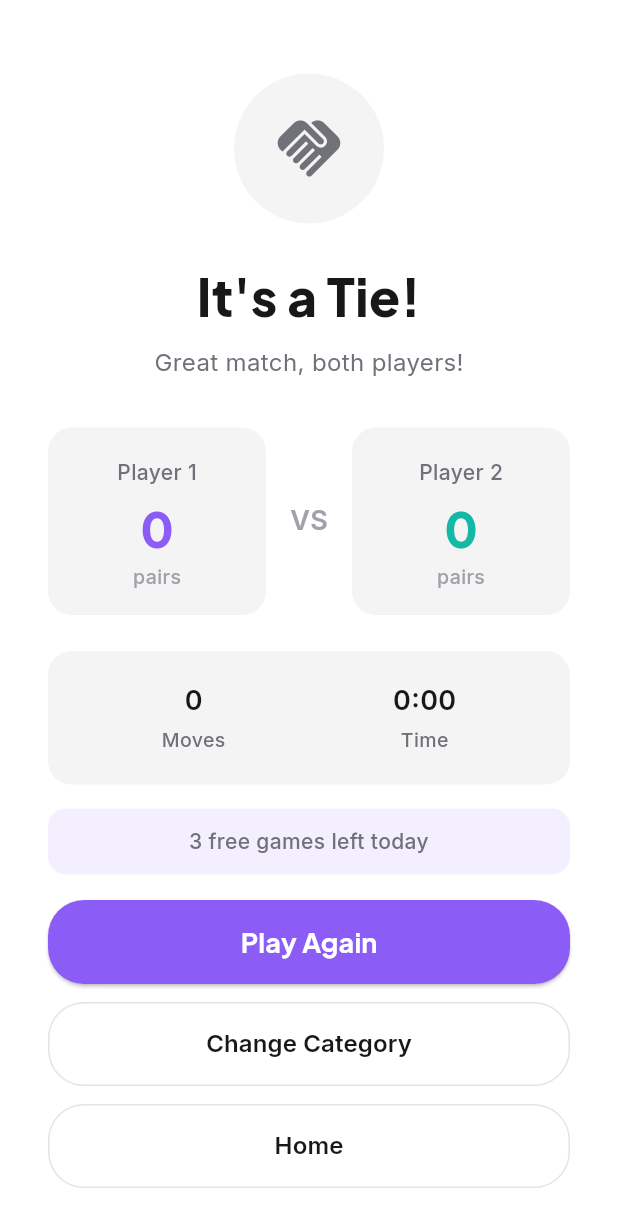
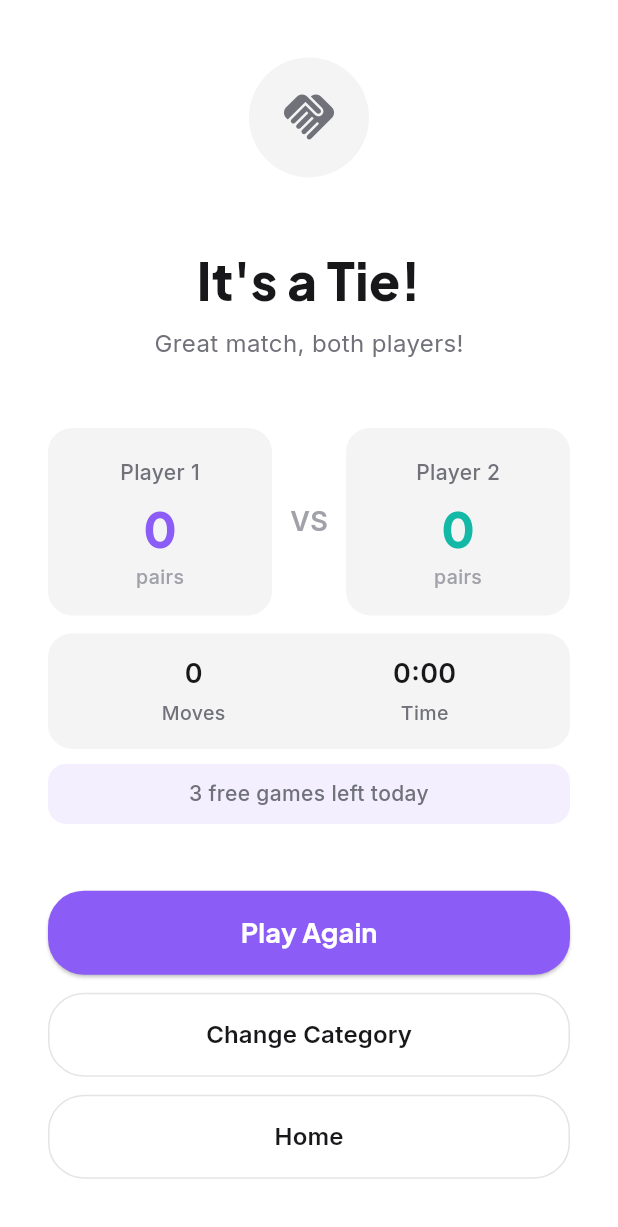
Before and after one commit to aytackocaman/musicmemo, a Flutter app: the _MultiplayerWinScreen screen opened directly with empty values, on a phone screen of 412 x 824 dp. Shown: the top 1227 px of the screen. Run offline on Flutter 3.47's test engine with Material 3 defaults, Android fonts, the phone set to English and light mode, and no system bars; our stand-ins replace app_links, audioplayers, flutter_dotenv, flutter_riverpod, google_fonts, share_plus and 1 more; accounts and stored records are empty.

Commit message:
Responsive layouts + 7-day trial paywall messaging
- local_multiplayer_game_screen: win screen uses Spacer(flex) instead
  of fixed Spacers, making it fit iPhone 13 mini without scrolling
- local_player_setup_screen: remove SingleChildScrollView, use
  top-anchored header + Spacer + bottom-anchored button; color circles
  use Row/spaceBetween (one row on all screens)
- mode_screen: compute isTrialExpired and pass to _showPaywall()
- paywall_screen: add isTrialExpired param with "Your Free Trial Has
  Ended" title and matching subtitle
- database_service: UserSubscription gains isTrial, isExpired,
  trialDaysRemaining; isPremium includes active trial

Co-Authored-By: Claude Sonnet 4.6 <noreply@anthropic.com>

```diff
--- a/lib/screens/game/local_multiplayer_game_screen.dart
+++ b/lib/screens/game/local_multiplayer_game_screen.dart
@@ -608,15 +608,15 @@ class _MultiplayerWinScreen extends ConsumerWidget {
         backgroundColor: AppColors.background,
         body: SafeArea(
           child: Padding(
-            padding: const EdgeInsets.all(32),
+            padding: const EdgeInsets.symmetric(horizontal: 32, vertical: 16),
             child: Column(
               children: [
-                const Spacer(),
+                const Spacer(flex: 1),
 
                 // Trophy or tie icon
                 Container(
-                  width: 100,
-                  height: 100,
+                  width: 80,
+                  height: 80,
                   decoration: BoxDecoration(
                     color: isTie
                         ? AppColors.surface
@@ -627,7 +627,7 @@ class _MultiplayerWinScreen extends ConsumerWidget {
                   ),
                   child: Icon(
                     isTie ? Icons.handshake : Icons.emoji_events,
-                    size: 50,
+                    size: 40,
                     color: isTie
                         ? AppColors.textSecondary
                         : winner != null
@@ -635,7 +635,8 @@ class _MultiplayerWinScreen extends ConsumerWidget {
                             : AppColors.purple,
                   ),
                 ),
-                const SizedBox(height: 24),
+
+                const Spacer(flex: 2),
 
                 // Result text
                 Text(
@@ -643,17 +644,15 @@ class _MultiplayerWinScreen extends ConsumerWidget {
                   style: AppTypography.headline2,
                   textAlign: TextAlign.center,
                 ),
-                const SizedBox(height: 8),
-
+                const SizedBox(height: 6),
                 Text(
-                  isTie
-                      ? 'Great match, both players!'
-                      : 'Congratulations!',
+                  isTie ? 'Great match, both players!' : 'Congratulations!',
                   style: AppTypography.body.copyWith(
                     color: AppColors.textSecondary,
                   ),
                 ),
-                const SizedBox(height: 32),
+
+                const Spacer(flex: 2),
 
                 // Scores comparison
                 Row(
@@ -668,11 +667,8 @@ class _MultiplayerWinScreen extends ConsumerWidget {
                         isWinner: !isTie && player1Score > player2Score,
                       ),
                     ),
-                    Container(
-                      padding: const EdgeInsets.symmetric(
-                        horizontal: 16,
-                        vertical: 8,
-                      ),
+                    Padding(
+                      padding: const EdgeInsets.symmetric(horizontal: 12),
                       child: Text(
                         'VS',
                         style: AppTypography.bodyLarge.copyWith(
@@ -692,11 +688,11 @@ class _MultiplayerWinScreen extends ConsumerWidget {
                     ),
                   ],
                 ),
-                const SizedBox(height: 24),
+                const SizedBox(height: 12),
 
                 // Game stats
                 Container(
-                  padding: const EdgeInsets.all(20),
+                  padding: const EdgeInsets.symmetric(horizontal: 20, vertical: 14),
                   decoration: BoxDecoration(
                     color: AppColors.surface,
                     borderRadius: BorderRadius.circular(16),
@@ -704,27 +700,18 @@ class _MultiplayerWinScreen extends ConsumerWidget {
                   child: Row(
                     mainAxisAlignment: MainAxisAlignment.spaceAround,
                     children: [
-                      _StatItem(
-                        value: '$moves',
-                        label: 'Moves',
-                      ),
-                      _StatItem(
-                        value: GameUtils.formatTime(timeSeconds),
-                        label: 'Time',
-                      ),
+                      _StatItem(value: '$moves', label: 'Moves'),
+                      _StatItem(value: GameUtils.formatTime(timeSeconds), label: 'Time'),
                     ],
                   ),
                 ),
 
                 // Remaining free games banner (only for non-premium users)
                 if (!isPremium) ...[
-                  const SizedBox(height: 16),
+                  const SizedBox(height: 10),
                   Container(
                     width: double.infinity,
-                    padding: const EdgeInsets.symmetric(
-                      horizontal: 16,
-                      vertical: 12,
-                    ),
+                    padding: const EdgeInsets.symmetric(horizontal: 16, vertical: 10),
                     decoration: BoxDecoration(
                       color: AppColors.purple.withValues(alpha: 0.1),
                       borderRadius: BorderRadius.circular(12),
@@ -741,7 +728,7 @@ class _MultiplayerWinScreen extends ConsumerWidget {
                   ),
                 ],
 
-                const Spacer(),
+                const Spacer(flex: 2),
 
                 // Action buttons — vary based on whether free games remain
                 if (hasGamesLeft) ...[
@@ -805,6 +792,8 @@ class _MultiplayerWinScreen extends ConsumerWidget {
                     );
                   },
                 ),
+
+                const Spacer(flex: 1),
               ],
             ),
           ),
--- a/lib/services/database_service.dart
+++ b/lib/services/database_service.dart
@@ -40,9 +40,19 @@ class UserSubscription {
     this.expiresAt,
   });
 
-  bool get isPremium => plan == 'monthly' || plan == 'yearly';
+  bool get isTrial => plan == 'trial';
+  bool get isExpired => expiresAt != null && expiresAt!.isBefore(DateTime.now());
+  bool get isPremium =>
+      (plan == 'monthly' || plan == 'yearly' || plan == 'trial') && !isExpired;
   bool get isActive => status == 'active';
   bool get canAccessPremiumFeatures => isPremium && isActive;
+
+  /// Days remaining in trial (null if not a trial)
+  int? get trialDaysRemaining {
+    if (!isTrial || expiresAt == null) return null;
+    final remaining = expiresAt!.difference(DateTime.now()).inDays;
+    return remaining < 0 ? 0 : remaining;
+  }
 
   factory UserSubscription.fromJson(Map<String, dynamic> json) {
     return UserSubscription(
```
Also changed, not shown: lib/screens/game/local_player_setup_screen.dart (+47 -59 lines), lib/screens/mode_screen.dart (+15 -6 lines), lib/screens/paywall_screen.dart (+21 -9 lines).
